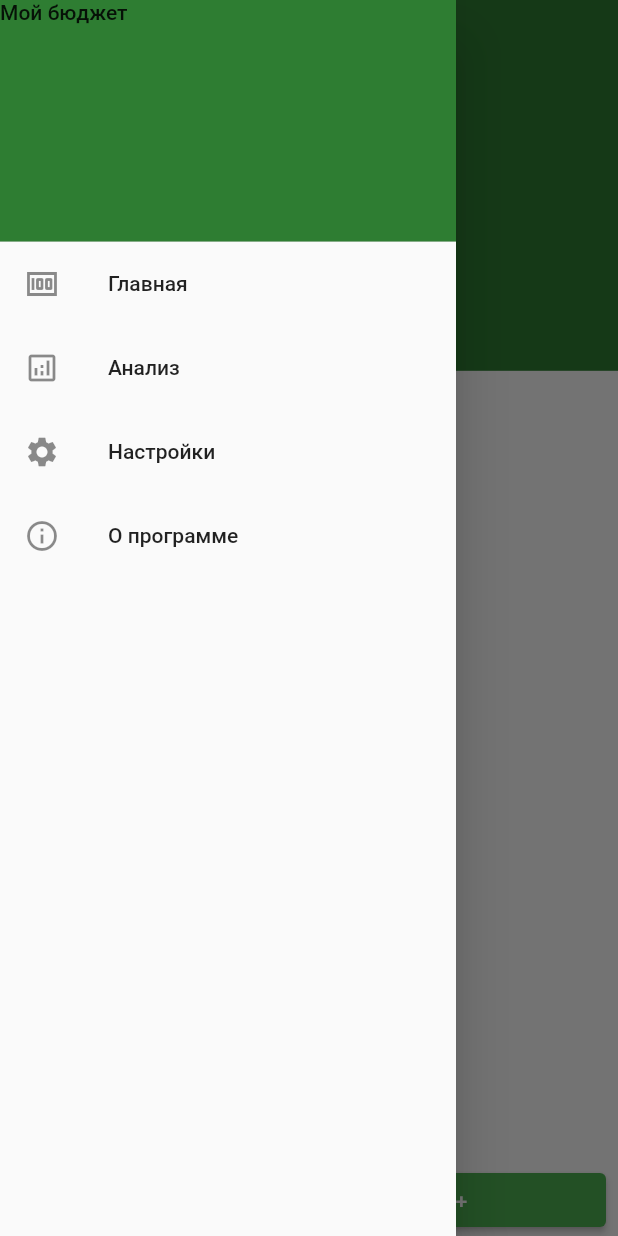
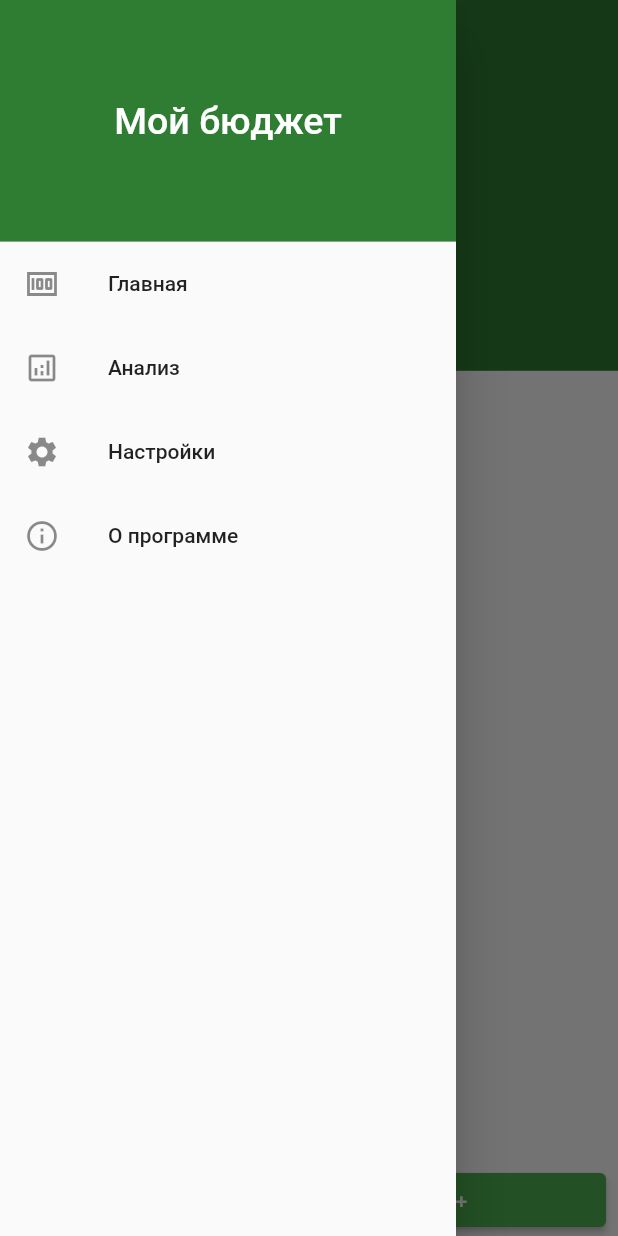
Before and after one commit to HubOl01/budget, a Flutter app: the screen it shows after launch, with the side drawer open, on a phone screen of 412 x 824 dp. Run offline on Flutter 3.47's test engine with Material 2 defaults, Android fonts, the phone set to English and light mode, and no system bars; our stand-ins replace fl_chart, flutter_multi_formatter, go_router, sqflite; accounts and stored records are empty.

Commit message:
update README.md

```diff
--- a/lib/MyDrawer.dart
+++ b/lib/MyDrawer.dart
@@ -18,7 +18,7 @@ class MyDrawer extends StatelessWidget {
               decoration: BoxDecoration(
                 color: Colors.green[800],
               ),
-              child: Text("Мой бюджет"),
+              child: const Center(child: Text("Мой бюджет", style: TextStyle(color: Colors.white, fontSize: 25),), ),
             ),
             ListTile(
               leading: Icon(Icons.money),
```
Also changed, not shown: flutter_01.png, flutter_03.png (added), 1 other file.
